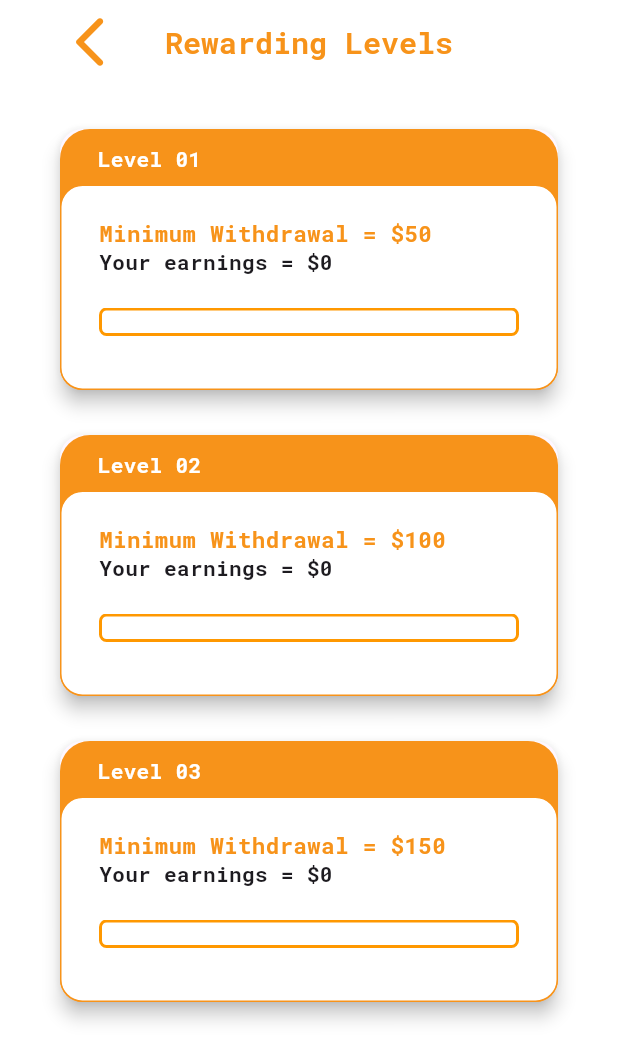
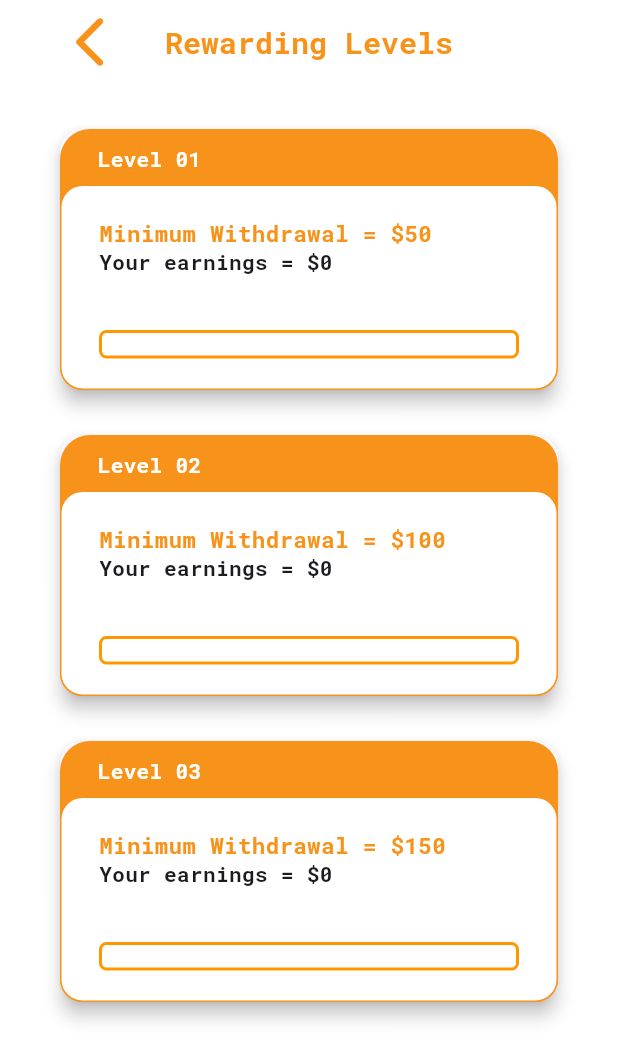
Before and after one commit to MohammedHishamFarouk/coin_boost, a Flutter app: the RewardingLevelScreen screen opened directly, on a phone screen of 412 x 824 dp. Shown: the top 1061 px of the screen. Run offline on Flutter 3.47's test engine with Material 3 defaults, Android fonts, the phone set to English and light mode, and no system bars.

Commit message:
made the custom_progress_bar.dart responsive and adjust the spacing between the progress bar and the text inside the rewards_card.dart

```diff
--- a/lib/core/components/custom_progress_bar.dart
+++ b/lib/core/components/custom_progress_bar.dart
@@ -5,44 +5,44 @@ class CustomProgressBar extends StatelessWidget {
   final double progress; // Progress value (0.0 to 1.0)
   @override
   Widget build(BuildContext context) {
-    double actualProgress = progress > 1 ? 1 : progress;
+    double actualProgress = progress.clamp(0.0, 1.0); // Ensure valid range
+    return LayoutBuilder(
+      builder: (context, constraints) {
+        double maxWidth = constraints.maxWidth;
         return SizedBox(
           height: 19,
-      width: 281,
           child: Stack(
             children: [
               // Filled progress area
-          ClipRRect(
-            borderRadius: BorderRadius.circular(5),
-            child: Align(
+              Align(
                 alignment: Alignment.centerLeft,
                 child: Container(
-                width:
-                    (281 + 4) * actualProgress, // Ensuring the fill is precise
+                  width: (maxWidth + 4) * actualProgress,
                   decoration: BoxDecoration(
                     color: Colors.orange,
                     borderRadius: BorderRadius.circular(5),
                   ),
                 ),
               ),
-          ),
               // Ensure text is always inside the filled area
               Positioned(
-            left: (281 + 4) * actualProgress * 0.45,
-            child: Center(
+                left: actualProgress < 0.2
+                    ? 5
+                    : (maxWidth + 4) * actualProgress * 0.43,
                 child: Text(
-                "${(actualProgress * 100).toInt()}%",
-                style: const TextStyle(
+                  actualProgress < 0.1
+                      ? ''
+                      : "${(actualProgress * 100).toInt()}%",
+                  style: TextStyle(
                     color: Colors.white,
                     fontWeight: FontWeight.bold,
                     fontSize: 14,
                   ),
                 ),
               ),
-          ),
               Container(
-            height: 25, // Adjusted height for better proportions
-            width: 281, // Fixed width for a consistent look
+                height: 19,
+                width: maxWidth,
                 decoration: BoxDecoration(
                   borderRadius: BorderRadius.circular(5),
                   border: Border.all(color: Colors.orange, width: 2),
@@ -51,5 +51,7 @@ class CustomProgressBar extends StatelessWidget {
             ],
           ),
         );
+      },
+    );
   }
 }
--- a/lib/core/components/rewards_card.dart
+++ b/lib/core/components/rewards_card.dart
@@ -69,7 +69,7 @@ class RewardsCard extends StatelessWidget {
                 Text(
                   'Your earnings = \$${context.watch<EarningsProvider>().earnings}',
                 ),
-                const SizedBox(height: 20),
+                Spacer(),
                 CustomProgressBar(progress: progress)
               ],
             ),
```
Lines whose indentation alone changed are shown as unchanged.
